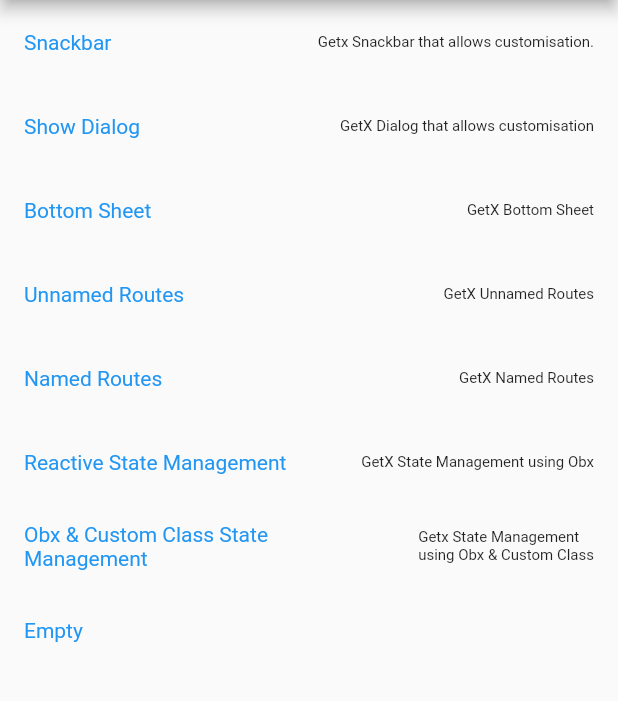
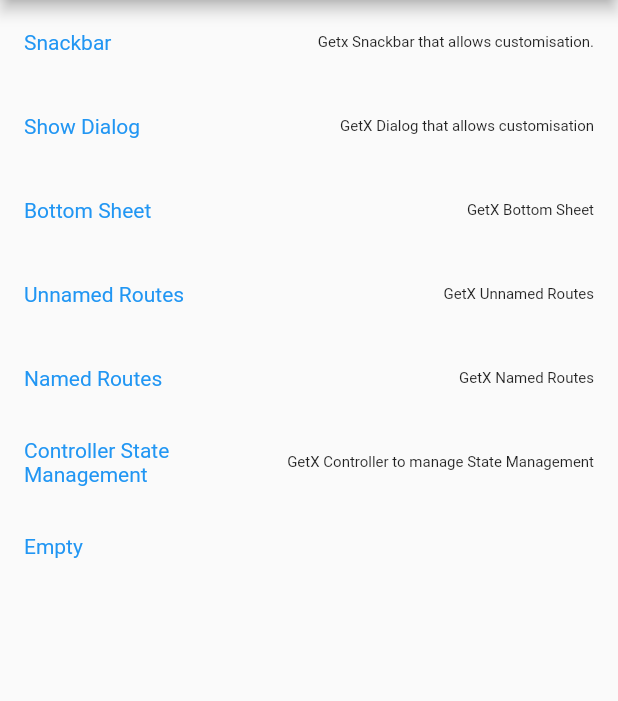
Before and after one commit to RabiKumar14/GetX-Hub, a Flutter app: the screen it shows after launch, on a phone screen of 412 x 824 dp, the part 84-785 px from its top. Run offline on Flutter 3.47's test engine with Material 2 defaults, Android fonts, the phone set to English and light mode, and no system bars; our stand-ins replace device_preview, get, responsive_builder.

Commit message:
Added in GetX Controller seperated into UI, Data, Model & Control Layers

```diff
--- a/lib/homeData.dart
+++ b/lib/Data/homeData.dart
@@ -1,9 +1,8 @@
-import 'package:code_hub/screens/classState.dart';
-import 'package:code_hub/screens/reactiveState.dart';
-import 'package:code_hub/screens/unnamedRoutesPage.dart';
-import 'package:flutter/material.dart';
-import 'package:get/get.dart';
+import 'package:code_hub/Exports/export.dart';
+import 'package:code_hub/UI/statePage.dart';
+import 'package:code_hub/UI/unnamedRoutesPage.dart';
 
+//! Required parameters for the item
 class HomeItem {
   final String title;
   final String subtitle;
@@ -12,11 +11,13 @@
   HomeItem({required this.title, required this.subtitle, required this.action});
 }
 
+//! Home Page items list
 List<HomeItem> homeList = [
   HomeItem(
       title: 'Snackbar',
       subtitle: 'Getx Snackbar that allows customisation.',
       action: () {
+        //! GetX Snackbar
         Get.snackbar(
           'Snackbar Title', 'Snackbar Message',
           snackPosition: SnackPosition.BOTTOM,
@@ -56,6 +57,7 @@
           onTap: (val) {
             print('Clicked');
           },
+          //! overlay is broken
 // overlayBlur: 5,
 // overlayColor: Colors.pink
           padding: EdgeInsets.all(40),
@@ -71,10 +73,12 @@
           ),
         );
       }),
+
   HomeItem(
       title: 'Show Dialog',
       subtitle: 'GetX Dialog that allows customisation',
       action: () {
+        //! GetX Show Dialog
         Get.defaultDialog(
           title: 'Dialog Title',
           titleStyle: TextStyle(fontSize: 11),
@@ -123,10 +127,12 @@
           barrierDismissible: true,
         );
       }),
+
   HomeItem(
       title: 'Bottom Sheet',
       subtitle: 'GetX Bottom Sheet',
       action: () {
+        //! GetX Bottom Sheet
         Get.bottomSheet(
             Center(
               child: Text(
@@ -137,29 +143,26 @@
             barrierColor: Colors.blue.withOpacity(0.5),
             backgroundColor: Colors.pink);
       }),
+  //! GetX Unnamed Route
   HomeItem(
       title: 'Unnamed Routes',
       subtitle: 'GetX Unnamed Routes',
       action: () {
         Get.to(UnnamedRoutes());
       }),
+  //! GetX Named Route
   HomeItem(
       title: 'Named Routes',
       subtitle: 'GetX Named Routes',
       action: () {
         Get.toNamed('/namedRoute');
       }),
+  //! GetX Controller State Management using Obx
   HomeItem(
-      title: 'Reactive State Management',
-      subtitle: 'GetX State Management using Obx',
+      title: 'Controller State Management',
+      subtitle: 'GetX Controller to manage State Management',
       action: () {
-        Get.to(RState());
-      }),
-  HomeItem(
-      title: 'Obx & Custom Class State Management',
-      subtitle: 'Getx State Management\nusing Obx & Custom Class',
-      action: () {
-        Get.to(StateMng());
+        Get.to(StatePage());
       }),
   HomeItem(title: 'Empty', subtitle: '', action: () {}),
 ];
--- /dev/null
+++ b/lib/Data/stateData.dart
@@ -0,0 +1,4 @@
+import 'package:code_hub/Models/stateModel.dart';
+
+//! Name Data
+var rabi = Name(firstName: 'Rabi', age: 18);
--- /dev/null
+++ b/lib/Exports/export.dart
@@ -0,0 +1,5 @@
+//! Exported packages to be called (This allows for cleaner package imports)
+export 'package:code_hub/UI/homePage.dart';
+export 'package:device_preview/device_preview.dart';
+export 'package:flutter/material.dart';
+export 'package:get/get.dart';
--- a/lib/screens/homePage.dart
+++ b/lib/UI/homePage.dart
@@ -1,7 +1,8 @@
-import 'package:code_hub/homeData.dart';
-import 'package:flutter/material.dart';
+import 'package:code_hub/Data/homeData.dart';
+import 'package:code_hub/Exports/export.dart';
 import 'package:responsive_builder/responsive_builder.dart';
 
+//! Main Page of the app
 class HomePage extends StatelessWidget {
   const HomePage({Key? key}) : super(key: key);
 
@@ -12,11 +13,15 @@
         appBar: AppBar(
           title: Text('Code Hub'),
         ),
+        //! Responsive Builder that checks the screen type and applies the specified page
         body: ResponsiveBuilder(
           builder: (context, sizingInformation) {
-            if (sizingInformation.deviceScreenType == DeviceScreenType.desktop ||
+            //! Page for desktop and table screen sizes
+            if (sizingInformation.deviceScreenType ==
+                    DeviceScreenType.desktop ||
                 sizingInformation.deviceScreenType == DeviceScreenType.tablet) {
               return Wrap(
+                //! Uses the homeList list to make the widget based on the length of the list
                 children: homeList.map((e) {
                   return Padding(
                     padding: const EdgeInsets.all(10),
@@ -34,7 +39,8 @@
                             ),
                             Text(
                               e.subtitle,
-                              style: TextStyle(fontSize: 15, color: Colors.black),
+                              style:
+                                  TextStyle(fontSize: 15, color: Colors.black),
                             )
                           ],
                         ),
@@ -42,9 +48,10 @@
                     ),
                   );
                 }).toList(),
-
               );
-            } else {
+            }
+            //! Page for mobile screen size and below
+            else {
               return ListView(
                 children: homeList.map((e) {
                   return ListTile(
@@ -59,7 +66,6 @@
                     onTap: e.action,
                   );
                 }).toList(),
-
               );
             }
           },
--- a/lib/export.dart
+++ /dev/null
@@ -1,5 +0,0 @@
-export 'package:code_hub/screens/homePage.dart';
-export 'package:code_hub/screens/namedRoutes.dart';
-export 'package:device_preview/device_preview.dart';
-export 'package:flutter/material.dart';
-export 'package:get/get.dart';
--- a/lib/main.dart
+++ b/lib/main.dart
@@ -1,25 +1,26 @@
-import 'package:code_hub/export.dart';
+import 'package:code_hub/Exports/export.dart';
+import 'package:code_hub/UI/namedRoutes.dart';
 
-//Pages List of all Getx Named Routes
+//!Pages List of all Getx Named Routes
 List<GetPage> pagesList = [
   GetPage(name: '/', page: () => HomePage()),
   GetPage(
-      name: '/namedRoute', //Name of the route
-      page: () => NamedRoutes(), //Route Widget
-      transition: Transition.leftToRight, //Transition between screens
-      transitionDuration: Duration(seconds: 1)), //Duration of the transition
-  //Go to namedRoutes.dart for examples
+      //!Go to namedRoutes.dart for examples
+      name: '/namedRoute',
+      page: () => NamedRoutes(),
+      transition: Transition.leftToRight,
+      transitionDuration: Duration(seconds: 1)),
+  GetPage(name: '/page2', page: () => Page2()),
   GetPage(
-      name: '/page2/:data'
-      //'/:data' is the variable of a data that is passed to the next screen wherever this route is called
-      //Go to namedRoutes.dart at 'toNamed() to Page 2 with value' for the example
-      ,
+      //! '/:data' is the variable of a data that is passed to the next screen wherever this route is called
+      name: '/page2d/:data',
       page: () => Page2()),
+  //! Go to namedRoutes.dart at 'toNamed() to Page 2 with value' for the example
 ];
 
 void main() {
   runApp(
-    //Device Preview package used to show UI on different devices in the emulator
+    //!Device Preview package used to show UI on different devices in the emulator
     DevicePreview(
       enabled: true,
       builder: (context) => MyApp(),
@@ -27,6 +28,7 @@
   );
 }
 
+// ignore: must_be_immutable
 class MyApp extends StatelessWidget {
   @override
   Widget build(BuildContext context) {
@@ -39,6 +41,7 @@
       // home: SafeArea(
       //   child: HomePage(),
       // ),
+      //! Use home & remove initialRoute & getPages when using unNamed Routes
     );
   }
 }
```
Also changed, not shown: lib/Controls/stateControl.dart (added, +20 -0 lines), lib/Models/stateModel.dart (added, +7 -0 lines), lib/UI/namedRoutes.dart (renamed from lib/screens/namedRoutes.dart, +11 -7 lines), lib/UI/statePage.dart (added, +43 -0 lines), lib/UI/unnamedRoutesPage.dart (renamed from lib/screens/unnamedRoutesPage.dart, +13 -12 lines), lib/dataControl/name.dart (deleted, +0 -10 lines), lib/screens/classState.dart (deleted, +0 -37 lines), lib/screens/reactiveState.dart (deleted, +0 -46 lines), 1 other file.
